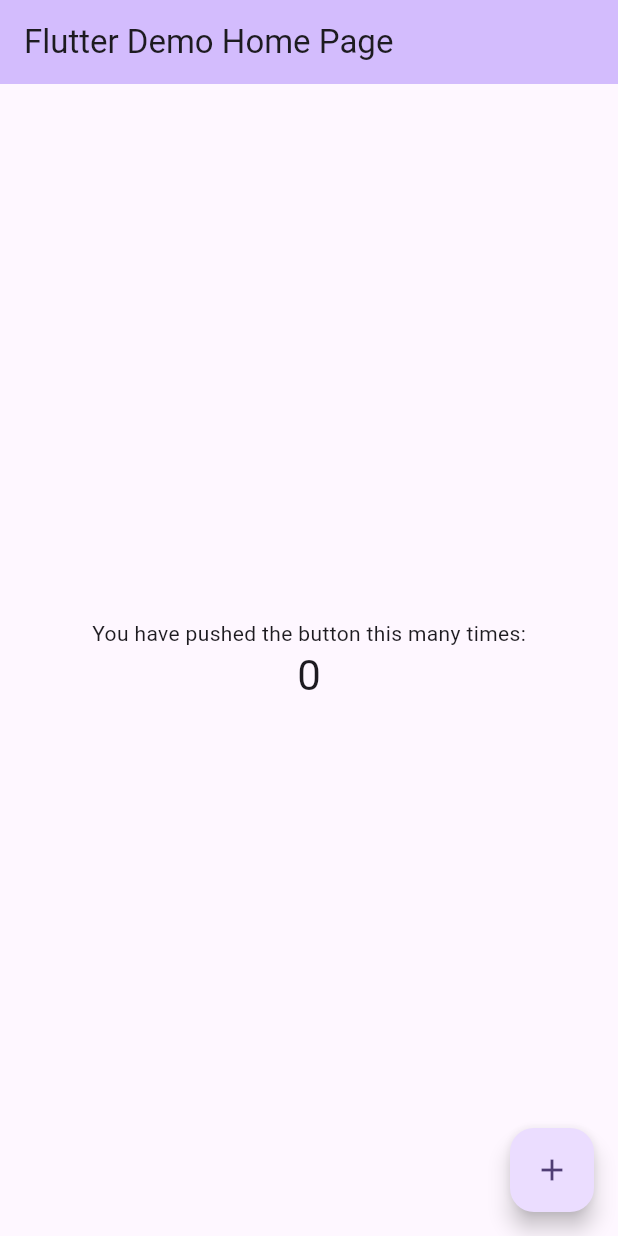
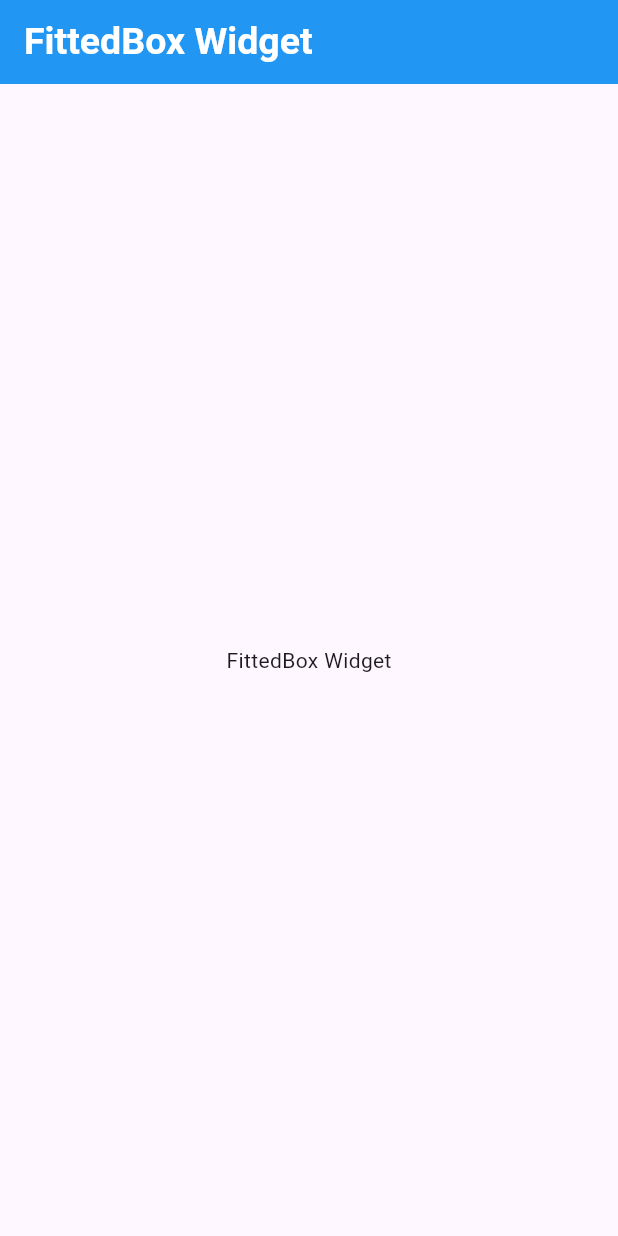
Before and after one commit to alhasann351/fittedbox_widget, a Flutter app: the screen it shows after launch, on a phone screen of 412 x 824 dp. Run offline on Flutter 3.47's test engine with Material 3 defaults, Android fonts, the phone set to English and light mode, and no system bars.

Commit message:
appbar added

```diff
--- a/lib/main.dart
+++ b/lib/main.dart
@@ -7,119 +7,43 @@ void main() {
 class MyApp extends StatelessWidget {
   const MyApp({super.key});
 
-  // This widget is the root of your application.
   @override
   Widget build(BuildContext context) {
     return MaterialApp(
-      title: 'Flutter Demo',
+      debugShowCheckedModeBanner: false,
       theme: ThemeData(
-        // This is the theme of your application.
-        //
-        // TRY THIS: Try running your application with "flutter run". You'll see
-        // the application has a purple toolbar. Then, without quitting the app,
-        // try changing the seedColor in the colorScheme below to Colors.green
-        // and then invoke "hot reload" (save your changes or press the "hot
-        // reload" button in a Flutter-supported IDE, or press "r" if you used
-        // the command line to start the app).
-        //
-        // Notice that the counter didn't reset back to zero; the application
-        // state is not lost during the reload. To reset the state, use hot
-        // restart instead.
-        //
-        // This works for code too, not just values: Most code changes can be
-        // tested with just a hot reload.
-        colorScheme: ColorScheme.fromSeed(seedColor: Colors.deepPurple),
-        useMaterial3: true,
+        primaryColor: Colors.blue,
       ),
-      home: const MyHomePage(title: 'Flutter Demo Home Page'),
+      home: const MyHomePage(),
     );
   }
 }
 
 class MyHomePage extends StatefulWidget {
-  const MyHomePage({super.key, required this.title});
-
-  // This widget is the home page of your application. It is stateful, meaning
-  // that it has a State object (defined below) that contains fields that affect
-  // how it looks.
-
-  // This class is the configuration for the state. It holds the values (in this
-  // case the title) provided by the parent (in this case the App widget) and
-  // used by the build method of the State. Fields in a Widget subclass are
-  // always marked "final".
-
-  final String title;
+  const MyHomePage({super.key});
 
   @override
   State<MyHomePage> createState() => _MyHomePageState();
 }
 
 class _MyHomePageState extends State<MyHomePage> {
-  int _counter = 0;
-
-  void _incrementCounter() {
-    setState(() {
-      // This call to setState tells the Flutter framework that something has
-      // changed in this State, which causes it to rerun the build method below
-      // so that the display can reflect the updated values. If we changed
-      // _counter without calling setState(), then the build method would not be
-      // called again, and so nothing would appear to happen.
-      _counter++;
-    });
-  }
-
   @override
   Widget build(BuildContext context) {
-    // This method is rerun every time setState is called, for instance as done
-    // by the _incrementCounter method above.
-    //
-    // The Flutter framework has been optimized to make rerunning build methods
-    // fast, so that you can just rebuild anything that needs updating rather
-    // than having to individually change instances of widgets.
     return Scaffold(
       appBar: AppBar(
-        // TRY THIS: Try changing the color here to a specific color (to
-        // Colors.amber, perhaps?) and trigger a hot reload to see the AppBar
-        // change color while the other colors stay the same.
-        backgroundColor: Theme.of(context).colorScheme.inversePrimary,
-        // Here we take the value from the MyHomePage object that was created by
-        // the App.build method, and use it to set our appbar title.
-        title: Text(widget.title),
-      ),
-      body: Center(
-        // Center is a layout widget. It takes a single child and positions it
-        // in the middle of the parent.
-        child: Column(
-          // Column is also a layout widget. It takes a list of children and
-          // arranges them vertically. By default, it sizes itself to fit its
-          // children horizontally, and tries to be as tall as its parent.
-          //
-          // Column has various properties to control how it sizes itself and
-          // how it positions its children. Here we use mainAxisAlignment to
-          // center the children vertically; the main axis here is the vertical
-          // axis because Columns are vertical (the cross axis would be
-          // horizontal).
-          //
-          // TRY THIS: Invoke "debug painting" (choose the "Toggle Debug Paint"
-          // action in the IDE, or press "p" in the console), to see the
-          // wireframe for each widget.
-          mainAxisAlignment: MainAxisAlignment.center,
-          children: <Widget>[
-            const Text(
-              'You have pushed the button this many times:',
-            ),
-            Text(
-              '$_counter',
-              style: Theme.of(context).textTheme.headlineMedium,
-            ),
-          ],
+        backgroundColor: Theme.of(context).primaryColor,
+        title: const Text(
+          'FittedBox Widget',
+          style: TextStyle(
+            fontSize: 25,
+            fontWeight: FontWeight.bold,
+            color: Colors.white,
+          ),
         ),
       ),
-      floatingActionButton: FloatingActionButton(
-        onPressed: _incrementCounter,
-        tooltip: 'Increment',
-        child: const Icon(Icons.add),
-      ), // This trailing comma makes auto-formatting nicer for build methods.
+      body: const Center(
+        child: Text('FittedBox Widget'),
+      ),
     );
   }
 }
```
